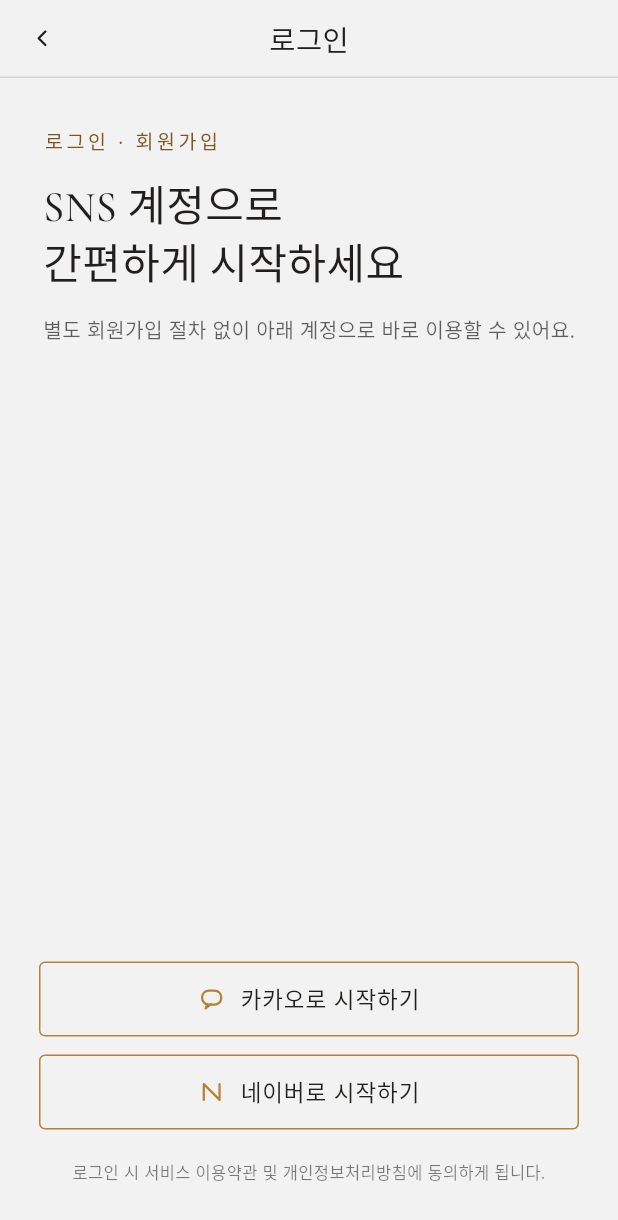
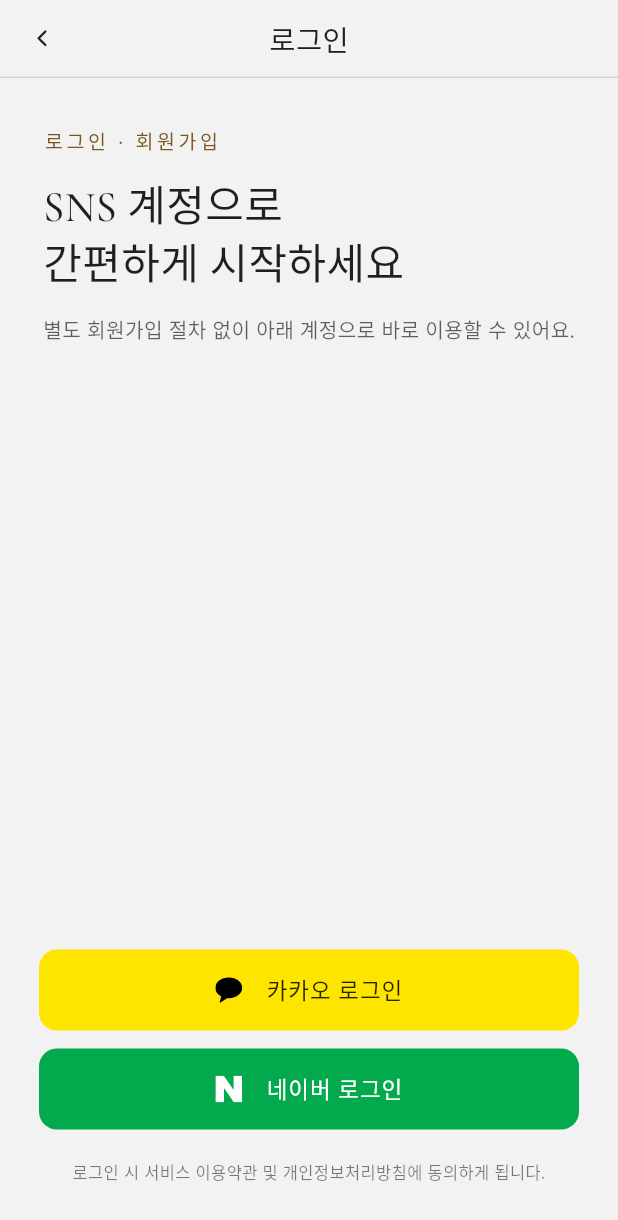
Before and after one commit to Tour-contest/tour, a Flutter app: the screen it shows after launch, after a tap on "여행 시작하기", on a phone screen of 412 x 824 dp. Shown: the top 1220 px of the screen. Run offline on Flutter 3.47's test engine with Material 3 defaults, Android fonts, the phone set to English and light mode, and no system bars; our stand-ins replace flutter_svg, google_fonts, logger, package_info_plus, shared_preferences.

Commit message:
feat: apply sns login ui

```diff
--- a/app/lib/screens/login_screen.dart
+++ b/app/lib/screens/login_screen.dart
@@ -1,4 +1,5 @@
 import 'package:flutter/material.dart';
+import 'package:flutter_svg/flutter_svg.dart';
 
 import 'package:nullnull/data/login_preference.dart';
 import 'package:nullnull/screens/chat_screen.dart';
@@ -94,17 +95,33 @@
                     Column(
                       children: [
                         _SnsLoginButton(
-                          icon: AppIconShape.kakao,
-                          label: '${SnsProvider.kakao.label}로 시작하기',
+                          icon: SvgPicture.asset(
+                            'assets/images/icon_kakao_login.svg',
+                            width: 18,
+                            height: 18,
+                            colorFilter: ColorFilter.mode(
+                                colors.kakaoSymbol, BlendMode.srcIn),
+                          ),
+                          label: '카카오 로그인',
                           showRecentBadge: _lastProvider == SnsProvider.kakao,
                           onTap: () => _loginWith(SnsProvider.kakao),
+                          backgroundColor: colors.kakaoContainer,
+                          labelColor: colors.kakaoLabel,
                         ),
                         const SizedBox(height: 12),
                         _SnsLoginButton(
-                          icon: AppIconShape.naver,
-                          label: '${SnsProvider.naver.label}로 시작하기',
+                          icon: SvgPicture.asset(
+                            'assets/images/icon_naver_login.svg',
+                            width: 18,
+                            height: 18,
+                            colorFilter: ColorFilter.mode(
+                                colors.naverForeground, BlendMode.srcIn),
+                          ),
+                          label: '네이버 로그인',
                           showRecentBadge: _lastProvider == SnsProvider.naver,
                           onTap: () => _loginWith(SnsProvider.naver),
+                          backgroundColor: colors.naverContainer,
+                          labelColor: colors.naverForeground,
                         ),
                         const SizedBox(height: 20),
                         Text(
@@ -132,12 +149,22 @@
     required this.label,
     required this.showRecentBadge,
     required this.onTap,
+    required this.backgroundColor,
+    required this.labelColor,
   });
 
-  final AppIconShape icon;
+  static const double _height = 54;
+  static const double _borderRadius = 12;
+  static const double _iconGap = 16;
+
+  final Widget icon;
   final String label;
   final bool showRecentBadge;
   final VoidCallback onTap;
+
+  /// 각 SNS 브랜드 가이드에 따른 버튼 채움 색.
+  final Color backgroundColor;
+  final Color labelColor;
 
   @override
   Widget build(BuildContext context) {
@@ -147,24 +174,26 @@
       children: [
         SizedBox(
           width: double.infinity,
+          height: _height,
           child: OutlinedButton(
             onPressed: onTap,
             style: OutlinedButton.styleFrom(
-              side: BorderSide(color: colors.gold),
+              backgroundColor: backgroundColor,
+              side: BorderSide.none,
               shape: RoundedRectangleBorder(
-                  borderRadius: BorderRadius.circular(4)),
-              padding: const EdgeInsets.symmetric(vertical: 14),
+                  borderRadius: BorderRadius.circular(_borderRadius)),
+              padding: EdgeInsets.zero,
               overlayColor: colors.goldTint08,
             ),
             child: Row(
               mainAxisAlignment: MainAxisAlignment.center,
               children: [
-                AppIcon(icon, size: 18, color: colors.gold),
-                const SizedBox(width: 10),
+                icon,
+                const SizedBox(width: _iconGap),
                 Text(
                   label,
                   style: AppTextStyles.body(
-                      fontSize: 15, color: colors.ink, letterSpacing: .6),
+                      fontSize: 15, color: labelColor, letterSpacing: .6),
                 ),
               ],
             ),
--- a/app/lib/theme/app_colors.dart
+++ b/app/lib/theme/app_colors.dart
@@ -10,6 +10,10 @@
     required this.ink,
     required this.gold,
     required this.gold700,
+    required this.kakaoContainer,
+    required this.kakaoSymbol,
+    required this.naverContainer,
+    required this.naverForeground,
   });
 
   /// 배경(종이) 색.
@@ -24,6 +28,18 @@
   /// 텍스트로 쓰는 골드 — 배경 대비 확보용 변형.
   final Color gold700;
 
+  /// 카카오 로그인 버튼 컨테이너 색(#FEE500). 카카오 브랜드 가이드 준수용 예외 — 다른 곳에서는 사용하지 않는다.
+  final Color kakaoContainer;
+
+  /// 카카오 로그인 버튼 심볼 색(#000000). 카카오 브랜드 가이드 준수용 예외.
+  final Color kakaoSymbol;
+
+  /// 네이버 로그인 버튼 컨테이너 색(#03A94D). 네이버 브랜드 가이드 준수용 예외 — 다른 곳에서는 사용하지 않는다.
+  final Color naverContainer;
+
+  /// 네이버 로그인 버튼 로고/레이블 색(#FFFFFF). 네이버 브랜드 가이드 준수용 예외.
+  final Color naverForeground;
+
   Color get ink800 => ink.withAlpha(219);
   Color get ink700 => ink.withAlpha(179);
   Color get ink600 => ink.withAlpha(148);
@@ -32,11 +48,18 @@
   Color get goldTint08 => gold.withAlpha(20);
   Color get goldTint14 => gold.withAlpha(36);
 
+  /// 카카오 로그인 버튼 레이블 색(#000000 85%).
+  Color get kakaoLabel => kakaoSymbol.withAlpha(217);
+
   static const light = AppColors(
     paper: Color(0xFFF3F2F2),
     ink: Color(0xFF201F1D),
     gold: Color(0xFFB68235),
     gold700: Color(0xFF7A5620),
+    kakaoContainer: Color(0xFFFEE500),
+    kakaoSymbol: Color(0xFF000000),
+    naverContainer: Color(0xFF03A94D),
+    naverForeground: Color(0xFFFFFFFF),
   );
 
   static AppColors of(BuildContext context) {
@@ -44,12 +67,25 @@
   }
 
   @override
-  AppColors copyWith({Color? paper, Color? ink, Color? gold, Color? gold700}) {
+  AppColors copyWith({
+    Color? paper,
+    Color? ink,
+    Color? gold,
+    Color? gold700,
+    Color? kakaoContainer,
+    Color? kakaoSymbol,
+    Color? naverContainer,
+    Color? naverForeground,
+  }) {
     return AppColors(
       paper: paper ?? this.paper,
       ink: ink ?? this.ink,
       gold: gold ?? this.gold,
       gold700: gold700 ?? this.gold700,
+      kakaoContainer: kakaoContainer ?? this.kakaoContainer,
+      kakaoSymbol: kakaoSymbol ?? this.kakaoSymbol,
+      naverContainer: naverContainer ?? this.naverContainer,
+      naverForeground: naverForeground ?? this.naverForeground,
     );
   }
 
@@ -61,6 +97,10 @@
       ink: Color.lerp(ink, other.ink, t)!,
       gold: Color.lerp(gold, other.gold, t)!,
       gold700: Color.lerp(gold700, other.gold700, t)!,
+      kakaoContainer: Color.lerp(kakaoContainer, other.kakaoContainer, t)!,
+      kakaoSymbol: Color.lerp(kakaoSymbol, other.kakaoSymbol, t)!,
+      naverContainer: Color.lerp(naverContainer, other.naverContainer, t)!,
+      naverForeground: Color.lerp(naverForeground, other.naverForeground, t)!,
     );
   }
 }
--- a/app/pubspec.yaml
+++ b/app/pubspec.yaml
@@ -39,6 +39,7 @@
   logger: ^2.7.0
   shared_preferences: ^2.5.5
   url_launcher: ^6.3.2
+  flutter_svg: ^2.3.0
 
 dev_dependencies:
   flutter_test:
@@ -64,6 +65,9 @@
   # included with your application, so that you can use the icons in
   # the material Icons class.
   uses-material-design: true
+
+  assets:
+    - assets/images/
 
   # To add assets to your application, add an assets section, like this:
   # assets:
```
Also changed, not shown: app/assets/images/icon_kakao_login.svg (added), app/assets/images/icon_naver_login.svg (added), app/pubspec.lock, 1 other file.
